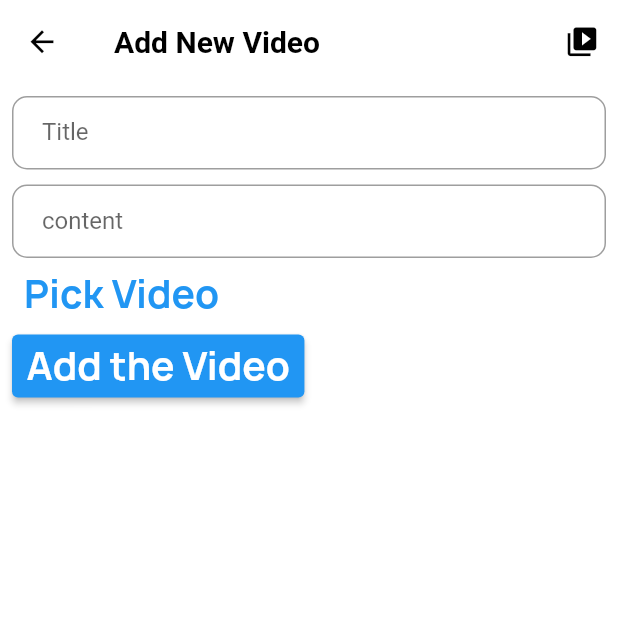
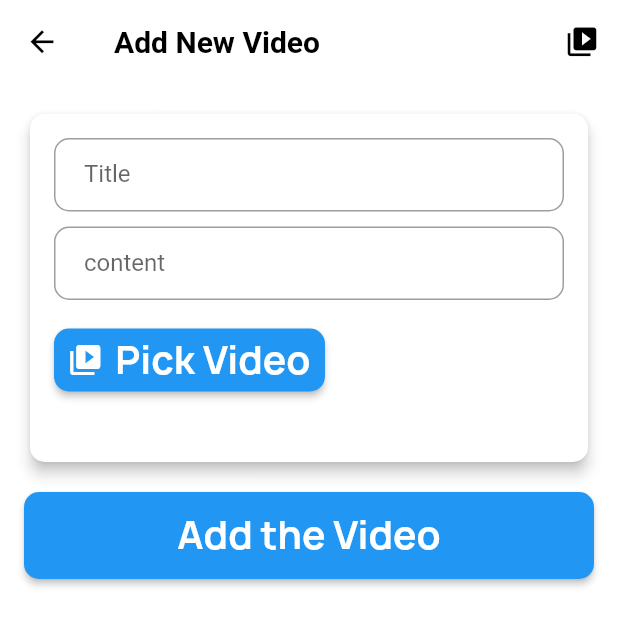
Before and after one commit to A-RR3/palestine_commercial_directory, a Flutter app: the UploadVideoScreen screen opened directly, on a phone screen of 412 x 824 dp. Shown: the top 626 px of the screen. Run offline on Flutter 3.47's test engine with Material 3 defaults, Android fonts, the light colour scheme and no system bars; our stand-ins replace bloc, device_info_plus, dio, easy_localization, flutter_animate, flutter_bloc and 6 more; missing offline and left inert: video_compress; accounts and stored records are empty; network calls fail.

Commit message:
enhance design

```diff
--- a/lib/modules/upload_video_modules/upload_video_screen.dart
+++ b/lib/modules/upload_video_modules/upload_video_screen.dart
@@ -50,10 +50,18 @@ class UploadVideoScreen extends StatelessWidget {
                     ),
                   ],
                 ),
-                body: Form(
+                body: Padding(
+                  padding: const EdgeInsets.all(16.0),
+                  child: Form(
                     key: uploadVideoCubit.addPostFormKey,
+                    child: ListView(
+                      children: [
+                        Card(
+                          elevation: 4,
+                          shape: RoundedRectangleBorder(
+                              borderRadius: BorderRadius.circular(10)),
                           child: Padding(
-                    padding: const EdgeInsets.all(8.0),
+                            padding: const EdgeInsets.all(16.0),
                             child: Column(
                               crossAxisAlignment: CrossAxisAlignment.start,
                               children: [
@@ -63,7 +71,8 @@ class UploadVideoScreen extends StatelessWidget {
                                   textInputAction: TextInputAction.next,
                                   validator: (value) {
                                     if (value == null || value.isEmpty) {
-                              return LangKeys.ADD_VIDEO_TITLE_FIELD_REQUIRED
+                                      return LangKeys
+                                          .ADD_VIDEO_TITLE_FIELD_REQUIRED
                                           .tr();
                                     }
                                     return null;
@@ -74,54 +83,76 @@ class UploadVideoScreen extends StatelessWidget {
                                 ),
                                 MyTextFormField(
                                   label: LangKeys.ADD_VIDEO_CONTENT_FIELD.tr(),
-                          controller: uploadVideoCubit.contentController,
+                                  controller:
+                                      uploadVideoCubit.contentController,
                                   textInputAction: TextInputAction.done,
                                   validator: (value) {
                                     if (value == null || value.isEmpty) {
-                              return LangKeys.ADD_VIDEO_CONTENT_FIELD_REQUIRED
+                                      return LangKeys
+                                          .ADD_VIDEO_CONTENT_FIELD_REQUIRED
                                           .tr();
                                     }
                                     return null;
                                   },
                                 ),
-                        Row(
-                          children: [
-                            BlocConsumer<PermissionsCubit, PermissionsStates>(
+                                SizedBox(
+                                  height: 16,
+                                ),
+                                BlocConsumer<PermissionsCubit,
+                                        PermissionsStates>(
                                     listener: (context, state) {},
                                     builder: (context, state) {
                                       PermissionsCubit permissionCubit =
                                           PermissionsCubit.get(context);
-                                  return TextButton(
+                                      return ElevatedButton.icon(
                                         onPressed: () async {
-                                      await permissionCubit.requestPermission(
+                                          await permissionCubit
+                                              .requestPermission(
                                             context: context,
-                                        permissionType: PermissionType.video,
+                                            permissionType:
+                                                PermissionType.video,
                                             functionWhenGranted:
                                                 uploadVideoCubit.pickVideo,
                                           );
                                         },
-                                    child: Text(LangKeys
+                                        icon: Icon(Icons.video_library),
+                                        label: Text(LangKeys
                                             .ADD_VIDEO_PICK_VIDEO_BUTTON
                                             .tr()),
+                                        style: ElevatedButton.styleFrom(
+                                          shape: RoundedRectangleBorder(
+                                              borderRadius:
+                                                  BorderRadius.circular(
+                                                      10)),
+                                        ),
                                       );
                                     }),
+                                SizedBox(height: 8,),
                                 Text(
                                   uploadVideoCubit.video == null
                                       ? ''
                                       : uploadVideoCubit.video!.name,
+                                  style: TextStyle(color: Colors.grey),
                                 ),
                               ],
                             ),
+                          ),
+                        ),
+                        SizedBox(height: 16),
                         ElevatedButton(
                           onPressed: () {
-                            if (uploadVideoCubit.addPostFormKey.currentState!
+                            if (uploadVideoCubit
+                                .addPostFormKey.currentState!
                                 .validate()) {
                               uploadVideoCubit.addVideo(
-                                title: uploadVideoCubit.titleController.text,
-                                content:
-                                    uploadVideoCubit.contentController.text,
-                                videoFile: uploadVideoCubit.mediaInfo != null
-                                    ? File(uploadVideoCubit.mediaInfo!.path!)
+                                title: uploadVideoCubit
+                                    .titleController.text,
+                                content: uploadVideoCubit
+                                    .contentController.text,
+                                videoFile:
+                                uploadVideoCubit.mediaInfo != null
+                                    ? File(uploadVideoCubit
+                                    .mediaInfo!.path!)
                                     : null,
                                 // uploadVideoCubit.video != null
                                 //     ? File(uploadVideoCubit.video!.path)
@@ -129,7 +160,13 @@ class UploadVideoScreen extends StatelessWidget {
                               );
                             }
                           },
-                          child: Text(LangKeys.ADD_VIDEO_ADD_VIDEO_BUTTON.tr()),
+                          child: Text(
+                              LangKeys.ADD_VIDEO_ADD_VIDEO_BUTTON.tr()),
+                          style: ElevatedButton.styleFrom(
+                            padding: EdgeInsets.symmetric(vertical: 8),
+                            shape: RoundedRectangleBorder(
+                                borderRadius: BorderRadius.circular(10)),
+                          ),
                         ),
                       ],
                     ),
--- a/lib/modules/videos_modules/video_player_screen.dart
+++ b/lib/modules/videos_modules/video_player_screen.dart
@@ -35,7 +35,12 @@ class VideoPlayerScreen extends StatelessWidget {
               ],
             ),
             body: videosCubit.getVideosModel == null
-                ? const CircularProgressIndicator()
+                ? Column(
+                    mainAxisAlignment: MainAxisAlignment.center,
+                    children: [
+                      Center(child: const CircularProgressIndicator()),
+                    ],
+                  )
                 : PageView.builder(
                     scrollDirection: Axis.vertical,
                     controller: PageController(
```
Lines whose indentation alone changed are shown as unchanged.
